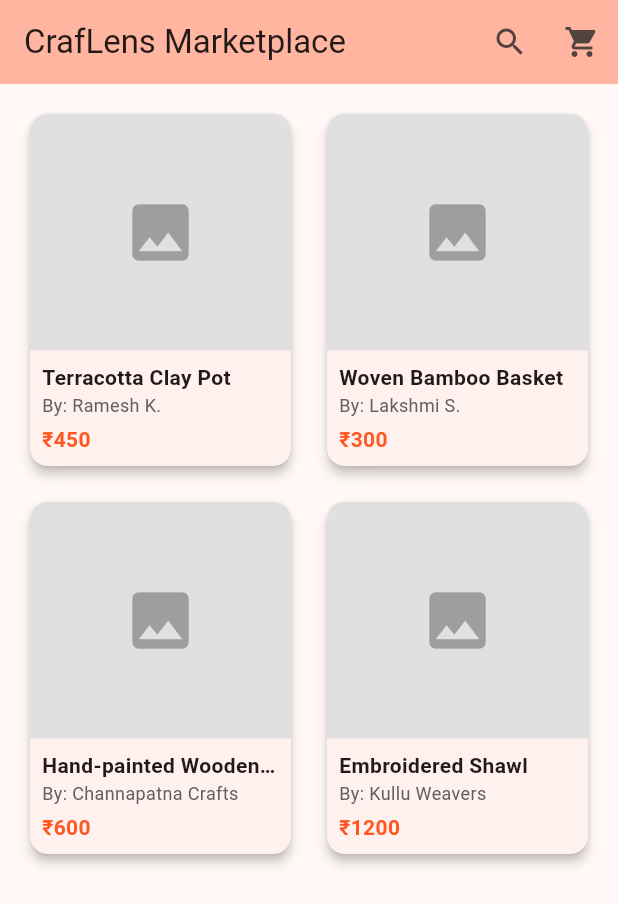
After one commit to greeshman0407/CrafLens, a Flutter app: the BuyerDashboard screen opened directly, on a phone screen of 412 x 824 dp. The commit adds this screen. Shown: the top 905 px of the screen. Run offline on Flutter 3.47's test engine with Material 3 defaults, Android fonts, the phone set to English and light mode, and no system bars; our stand-ins replace image_picker.

Commit message:
Add Buyer Dashboard and login routing logic

```diff
--- /dev/null
+++ b/lib/buyer_dashboard.dart
@@ -0,0 +1,86 @@
+import 'package:flutter/material.dart';
+
+class BuyerDashboard extends StatefulWidget {
+  const BuyerDashboard({super.key});
+
+  @override
+  State<BuyerDashboard> createState() => _BuyerDashboardState();
+}
+
+class _BuyerDashboardState extends State<BuyerDashboard> {
+  // Dummy data for the marketplace feed
+  final List<Map<String, dynamic>> _marketItems = [
+    {"title": "Terracotta Clay Pot", "artisan": "Ramesh K.", "price": "₹450", "tags": "Handmade, Pottery"},
+    {"title": "Woven Bamboo Basket", "artisan": "Lakshmi S.", "price": "₹300", "tags": "Eco-friendly, Storage"},
+    {"title": "Hand-painted Wooden Toy", "artisan": "Channapatna Crafts", "price": "₹600", "tags": "Wooden, Toys"},
+    {"title": "Embroidered Shawl", "artisan": "Kullu Weavers", "price": "₹1200", "tags": "Textile, Winter"},
+  ];
+
+  @override
+  Widget build(BuildContext context) {
+    return Scaffold(
+      appBar: AppBar(
+        title: const Text('CrafLens Marketplace'),
+        backgroundColor: Theme.of(context).colorScheme.inversePrimary,
+        actions: [
+          IconButton(icon: const Icon(Icons.search), onPressed: () {}),
+          IconButton(icon: const Icon(Icons.shopping_cart), onPressed: () {}),
+        ],
+      ),
+      // A GridView makes it look like a real shopping catalog
+      body: GridView.builder(
+        padding: const EdgeInsets.all(16),
+        gridDelegate: const SliverGridDelegateWithFixedCrossAxisCount(
+          crossAxisCount: 2, // 2 items per row
+          crossAxisSpacing: 16,
+          mainAxisSpacing: 16,
+          childAspectRatio: 0.75, // Makes the cards taller than they are wide
+        ),
+        itemCount: _marketItems.length,
+        itemBuilder: (context, index) {
+          final item = _marketItems[index];
+          return Card(
+            elevation: 3,
+            clipBehavior: Clip.antiAlias,
+            child: Column(
+              crossAxisAlignment: CrossAxisAlignment.start,
+              children: [
+                // Placeholder for the product image
+                Expanded(
+                  child: Container(
+                    width: double.infinity,
+                    color: Colors.grey.shade300,
+                    child: const Icon(Icons.image, size: 50, color: Colors.grey),
+                  ),
+                ),
+                Padding(
+                  padding: const EdgeInsets.all(8.0),
+                  child: Column(
+                    crossAxisAlignment: CrossAxisAlignment.start,
+                    children: [
+                      Text(
+                          item["title"],
+                          style: const TextStyle(fontWeight: FontWeight.bold),
+                          maxLines: 1,
+                          overflow: TextOverflow.ellipsis
+                      ),
+                      Text(
+                          "By: ${item["artisan"]}",
+                          style: TextStyle(fontSize: 12, color: Colors.grey.shade700)
+                      ),
+                      const SizedBox(height: 4),
+                      Text(
+                          item["price"],
+                          style: const TextStyle(fontWeight: FontWeight.bold, color: Colors.deepOrange)
+                      ),
+                    ],
+                  ),
+                ),
+              ],
+            ),
+          );
+        },
+      ),
+    );
+  }
+}
--- a/lib/login_screen.dart
+++ b/lib/login_screen.dart
@@ -1,4 +1,5 @@
 import 'package:flutter/material.dart';
+import 'buyer_dashboard.dart';
 import 'main.dart'; // To navigate to ArtisanDashboard after login
 
 class LoginScreen extends StatefulWidget {
@@ -18,18 +19,24 @@ class _LoginScreenState extends State<LoginScreen> {
 
   void _submitForm() {
     if (_formKey.currentState!.validate()) {
-      // TODO: Connect to Greeshman's Python API here later
       final email = _emailController.text;
       final password = _passwordController.text;
 
       print("Action: ${_isLogin ? 'Login' : 'Sign Up'}");
       print("Email: $email | Role: $_selectedRole");
 
-      // For now, bypass the backend and jump straight to your dashboard
-      Navigator.pushReplacement(
-        context,
-        MaterialPageRoute(builder: (context) => const ArtisanDashboard()),
-      );
+      // Route based on the selected role
+      if (_selectedRole == 'Artisan') {
+        Navigator.pushReplacement(
+          context,
+          MaterialPageRoute(builder: (context) => const ArtisanDashboard()),
+        );
+      } else {
+        Navigator.pushReplacement(
+          context,
+          MaterialPageRoute(builder: (context) => const BuyerDashboard()),
+        );
+      }
     }
   }
 
```
